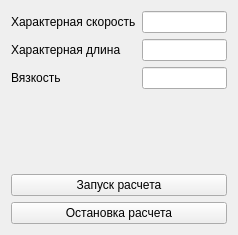
Above: source/q3main/q3calculuseditor.ui from messteno/Q3Solver before the change. Below: the same form after it.
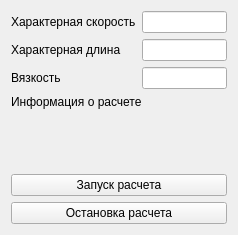
That is the form after the change.

Diff of the .ui file:
```diff
--- a/source/q3main/q3calculuseditor.ui
+++ b/source/q3main/q3calculuseditor.ui
@@ -48,6 +48,13 @@
      </item>
     </layout>
    </item>
+   <item>
+    <widget class="QLabel" name="calcInfoLabel">
+     <property name="text">
+      <string>Информация о расчете</string>
+     </property>
+    </widget>
+   </item>
    <item>
     <spacer name="verticalSpacer">
      <property name="orientation">
```
